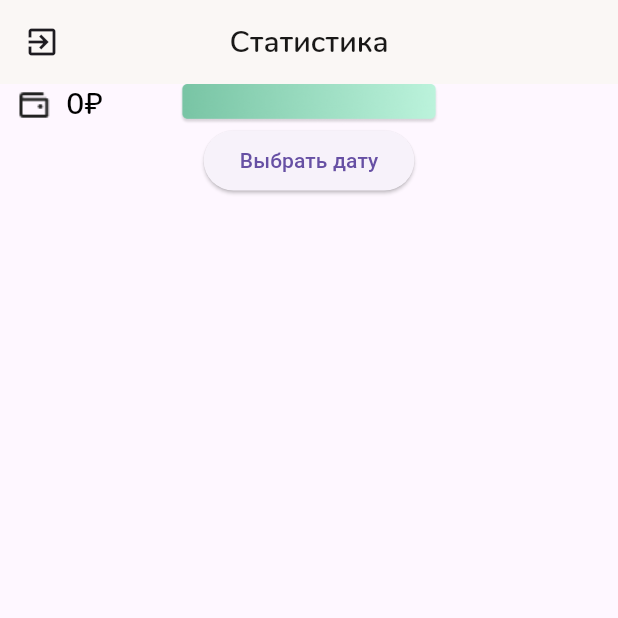
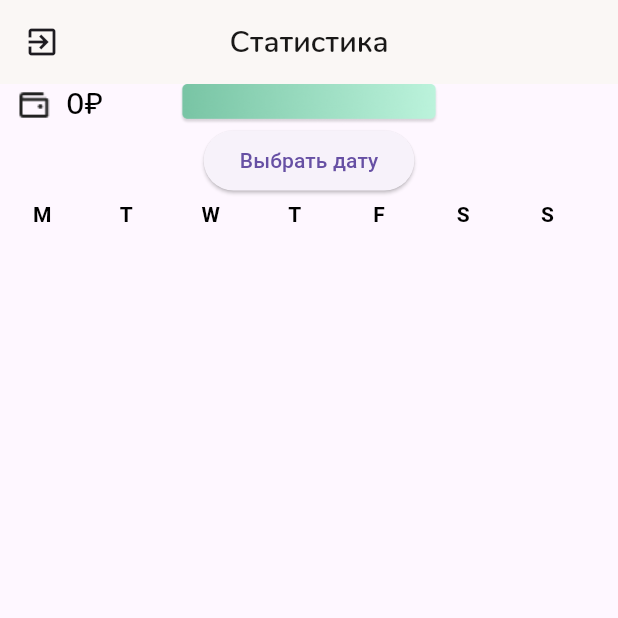
Before and after one commit to Epl-Grey/iiko_delivery, a Flutter app: the StatisticaPage screen opened by its route, on a phone screen of 412 x 824 dp, the top half of it. Run offline on Flutter 3.47's test engine with Material 3 defaults, Android fonts, the phone set to English and light mode, and no system bars; drawn by our look-alikes of fl_chart; our stand-ins replace dartz, decimal, equatable, flutter_bloc, geocoding, geolocator and 4 more; accounts and stored records are empty; network calls fail.

Commit message:
update project

```diff
--- a/lib/feature/data/repositories/order_repository_impl.dart
+++ b/lib/feature/data/repositories/order_repository_impl.dart
@@ -38,6 +38,8 @@ class OrderRepositoryImpl implements OrderRepository {
     }
   }
 
+
+
   Future<Either<ServerFailure, List<OrderModel>>> _getUsers(
     Future<List<OrderModel>> Function() getUsers
   ) async {
--- a/lib/feature/domain/usecases/set_order_is_delivered.dart
+++ b/lib/feature/domain/usecases/set_order_is_delivered.dart
@@ -1,14 +1,32 @@
 import 'package:dartz/dartz.dart';
+import 'package:equatable/equatable.dart';
 import 'package:iiko_delivery/core/error/failure.dart';
+import 'package:iiko_delivery/core/usecases/usecase.dart';
 import 'package:iiko_delivery/feature/domain/repositories/order_repository.dart';
 
-class SetOrderIsDelivered{
+class SetOrderIsDelivered extends UseCase<void, SetDeliveredParams>{
   final OrderRepository orderRepository;
 
   SetOrderIsDelivered({required this.orderRepository});
 
-  Future<Either<Failure, void>> call(int id, bool isDelivered) async{
-    final response = await orderRepository.setOrderIsDelivered(id, isDelivered);
+  @override
+  Future<Either<Failure, void>> call(SetDeliveredParams params) async{
+    final response = await orderRepository.setOrderIsDelivered(params.orderId, params.isDelivered);
     return response;
   }
 }
+
+class SetDeliveredParams extends Equatable {
+  final int orderId;
+  final bool isDelivered;
+
+  const SetDeliveredParams({
+    required this.orderId,
+    required this.isDelivered,
+  });
+
+  @override
+  List<Object?> get props => [
+        isDelivered,
+      ];
+}
--- /dev/null
+++ b/lib/feature/presentation/bloc/set_delivered_cubit/set_delivered_state.dart
@@ -0,0 +1,26 @@
+import 'package:equatable/equatable.dart';
+
+
+abstract class SetDeliveredState extends Equatable {
+  const SetDeliveredState();
+
+  @override
+  List<Object?> get props => [];
+}
+
+class SetDeliveredInitial extends SetDeliveredState {}
+
+class SetDeliveredStart extends SetDeliveredState {}
+
+class SetDeliveredLoaded extends SetDeliveredState {
+
+}
+
+class SetDeliveredError extends SetDeliveredState {
+  final String message;
+
+  const SetDeliveredError({required this.message});
+
+  @override
+  List<Object?> get props => [message];
+}
--- a/lib/feature/presentation/widgets/bar_graph_widget.dart
+++ b/lib/feature/presentation/widgets/bar_graph_widget.dart
@@ -52,6 +52,46 @@ class _BarGraphWidgetState extends State<BarGraphWidget> {
     }
 
     return barDataList;
+  }
+
+  Widget getTitles(double value, TitleMeta meta) {
+    const style = TextStyle(
+      color: Colors.black,
+      fontWeight: FontWeight.bold,
+      fontSize: 14,
+    );
+    Widget text;
+    switch (value.toInt()) {
+      case 0:
+        text = const Text('M', style: style);
+        break;
+      case 1:
+        text = const Text('T', style: style);
+        break;
+      case 2:
+        text = const Text('W', style: style);
+        break;
+      case 3:
+        text = const Text('T', style: style);
+        break;
+      case 4:
+        text = const Text('F', style: style);
+        break;
+      case 5:
+        text = const Text('S', style: style);
+        break;
+      case 6:
+        text = const Text('S', style: style);
+        break;
+      default:
+        text = const Text('', style: style);
+        break;
+    }
+    return SideTitleWidget(
+      axisSide: meta.axisSide,
+      space: 16,
+      child: text,
+    );
   }
 
   @override
@@ -109,9 +149,29 @@ class _BarGraphWidgetState extends State<BarGraphWidget> {
                   ),
                   alignment: BarChartAlignment.spaceAround,
                   maxY: 5000,
-                  titlesData: const FlTitlesData(
-                    show: false,
-                  ),
+                  titlesData: FlTitlesData(
+                      show: true,
+                      leftTitles: const AxisTitles(
+                        sideTitles: SideTitles(
+                          showTitles: false,
+                        ),
+                      ),
+                      rightTitles: const AxisTitles(
+                        sideTitles: SideTitles(
+                          showTitles: false,
+                        ),
+                      ),
+                      bottomTitles: const AxisTitles(
+                        sideTitles: SideTitles(
+                          showTitles: false,
+                        ),
+                      ),
+                      topTitles: AxisTitles(
+                        sideTitles: SideTitles(
+                        showTitles: true,
+                        getTitlesWidget: getTitles,
+                        reservedSize: 38,
+                      ))),
                   borderData: FlBorderData(
                     show: false,
                   ),
--- a/lib/locator_service.dart
+++ b/lib/locator_service.dart
@@ -21,6 +21,7 @@ import 'package:iiko_delivery/feature/presentation/bloc/dayily_order_cubit/daily
 import 'package:iiko_delivery/feature/presentation/bloc/item_cubit/item_cubit.dart';
 import 'package:iiko_delivery/feature/presentation/bloc/location_cubit/location_cubit.dart';
 import 'package:iiko_delivery/feature/presentation/bloc/month_salary_cubit/month_salary_cubit.dart';
+import 'package:iiko_delivery/feature/presentation/bloc/set_delivered_cubit/set_delivered_cubit.dart';
 import 'package:iiko_delivery/feature/presentation/bloc/statistic_cubit/statistic_cubit.dart';
 import 'package:iiko_delivery/feature/presentation/bloc/order_cubit/order_cubit.dart';
 
@@ -50,6 +51,8 @@ Future<void> init() async {
       () => StatisticCubit(getUserOrdersByMonth: sl(), getOrderItems: sl()));
   sl.registerFactory<MonthOrderCubit>(() => MonthOrderCubit(sl(), sl()));
   sl.registerFactory<DailyOrderCubit>(() => DailyOrderCubit(sl()));
+  sl.registerFactory<SetDeliveredCubit>(
+      () => SetDeliveredCubit(setOrderIsDeliveredUseCase: sl()));
   // UseCases
   sl.registerLazySingleton<GetUserOrders>(
       () => GetUserOrders(orderRepository: sl()));
--- a/lib/main.dart
+++ b/lib/main.dart
@@ -6,6 +6,7 @@ import 'package:iiko_delivery/feature/presentation/bloc/dayily_order_cubit/daily
 import 'package:iiko_delivery/feature/presentation/bloc/item_cubit/item_cubit.dart';
 import 'package:iiko_delivery/feature/presentation/bloc/location_cubit/location_cubit.dart';
 import 'package:iiko_delivery/feature/presentation/bloc/month_salary_cubit/month_salary_cubit.dart';
+import 'package:iiko_delivery/feature/presentation/bloc/set_delivered_cubit/set_delivered_cubit.dart';
 import 'package:iiko_delivery/feature/presentation/bloc/statistic_cubit/statistic_cubit.dart';
 import 'package:iiko_delivery/feature/presentation/bloc/order_cubit/order_cubit.dart';
 import 'package:iiko_delivery/feature/presentation/bloc/orders_cost_cubit/orders_cost_cubit.dart';
@@ -74,6 +75,9 @@ class MyApp extends StatelessWidget {
         BlocProvider<DailyOrderCubit>(
           create: (context) => sl<DailyOrderCubit>(),
         ),
+        BlocProvider<SetDeliveredCubit>(
+          create: (context) => sl<SetDeliveredCubit>(),
+        ),
       ],
       child: MaterialApp(
         debugShowCheckedModeBanner: false,
```
Also changed, not shown: lib/feature/data/datasources/order_remote_data_source.dart (+40 -5 lines), lib/feature/presentation/bloc/set_delivered_cubit/set_delivered_cubit.dart (added, +30 -0 lines), lib/feature/presentation/pages/order_detail_screen.dart (+58 -6 lines), lib/feature/presentation/bloc/order_cubit/order_cubit.dart (line endings or trailing spaces), pubspec.lock.
